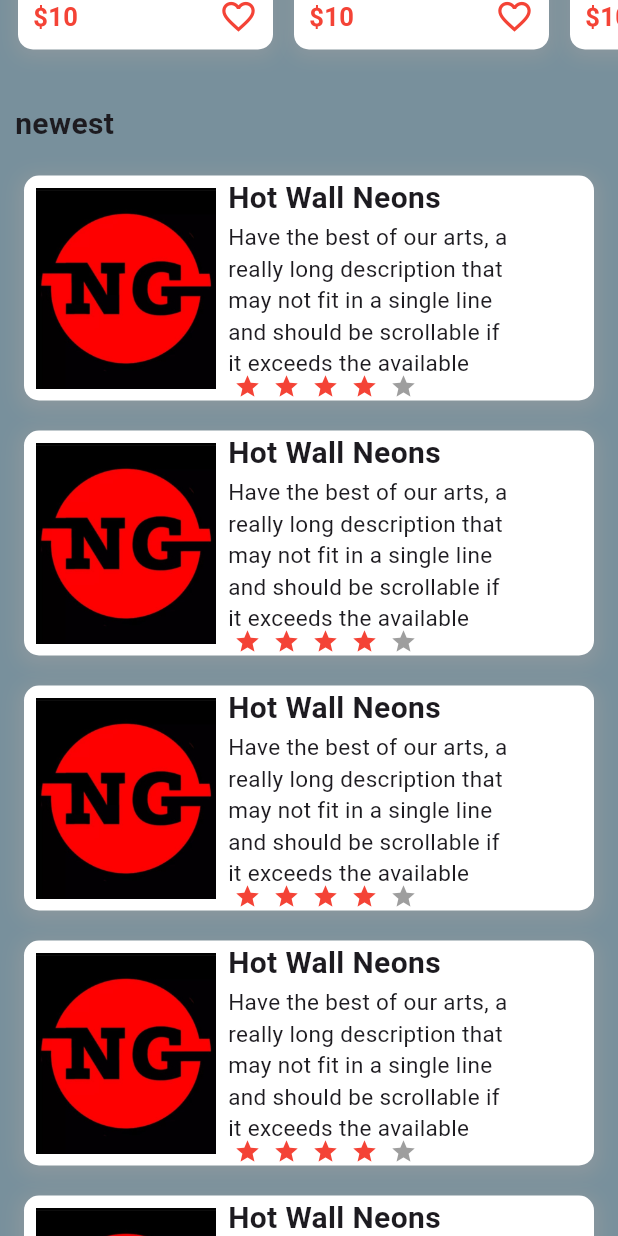
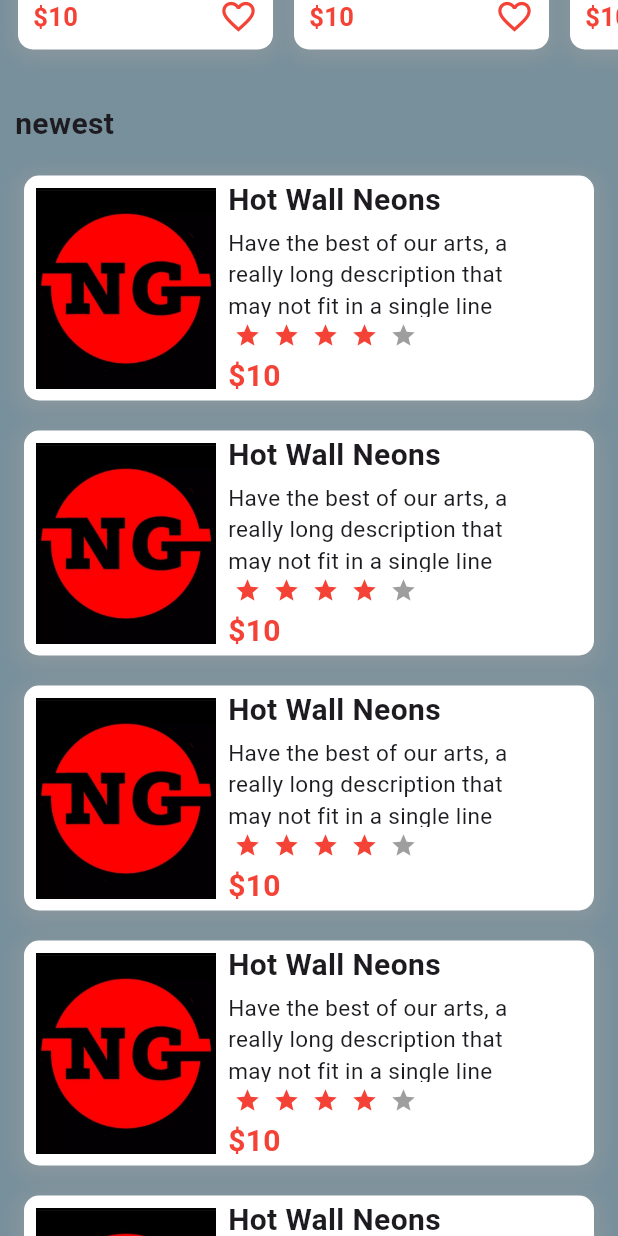
Before and after one commit to Katchietsnouva/family_health_app, a Flutter app: the screen it shows after launch, scrolled down 576 dp, on a phone screen of 412 x 824 dp. Run offline on Flutter 3.47's test engine with Material 3 defaults, Android fonts, the phone set to English and light mode, and no system bars; drawn by our look-alikes of flutter_rating_bar.

Commit message:
commit 0.50

```diff
--- a/lib/Widgets/NewestItemsWidget.dart
+++ b/lib/Widgets/NewestItemsWidget.dart
@@ -64,7 +64,7 @@ class NewestItemsWidget extends StatelessWidget {
 
                           // Scrollable text
                           Container(
-                            height: 100, // Set a fixed height or use constraints
+                            height:60, // Set a fixed height or use constraints
                             child: SingleChildScrollView(
                               child: Text(
                                 "Have the best of our arts, a really long description that may not fit in a single line and should be scrollable if it exceeds the available space.",
@@ -84,6 +84,11 @@ class NewestItemsWidget extends StatelessWidget {
                             itemBuilder: (context, _) => Icon(Icons.star, color: Colors.red),
                             onRatingUpdate: (index){},
                           ),
+                          Text("\$10", style: TextStyle(
+                            fontSize: 20,
+                            color: Colors.red,
+                            fontWeight: FontWeight.bold,
+                          ),),
                         ],
                       ),
                     )
```
